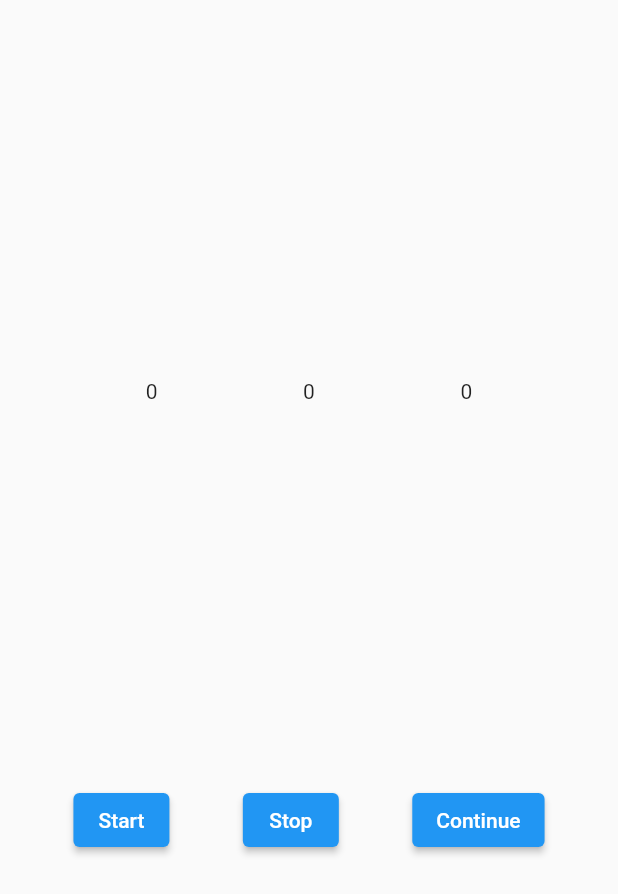
After one commit to pankajkcodes/FlutterProvider, a Flutter app: the screen it shows after launch, after a tap on "Timer", on a phone screen of 412 x 824 dp. The commit adds this screen. Shown: the top 894 px of the screen. Run offline on Flutter 3.47's test engine with Material 2 defaults, Android fonts, the phone set to English and light mode, and no system bars.

Commit message:
Timer Added

```diff
--- /dev/null
+++ b/lib/providers/timer_provider.dart
@@ -0,0 +1,78 @@
+import 'dart:async';
+
+import 'package:flutter/foundation.dart';
+
+class TimerProvider with ChangeNotifier {
+  late Timer _timer;
+  int _hour = 0;
+  int _minute = 0;
+  int _seconds = 0;
+  bool _startEnable = true;
+  bool _stopEnable = false;
+  bool _continueEnable = false;
+
+  int get hour => _hour;
+
+  int get minute => _minute;
+
+  int get seconds => _seconds;
+
+  bool get startEnable => _startEnable;
+
+  bool get stopEnable => _stopEnable;
+
+  bool get continueEnable => _continueEnable;
+
+  void startTimer() {
+    _hour = 0;
+    _minute = 0;
+    _seconds = 0;
+    _startEnable = false;
+    _stopEnable = true;
+    _continueEnable = false;
+    _timer = Timer.periodic(const Duration(seconds: 1), (timer) {
+      if (_seconds < 59) {
+        _seconds++;
+      } else if (_seconds == 59) {
+        _seconds = 0;
+        if (_minute == 59) {}
+        _hour++;
+        _minute = 0;
+      } else {
+        _minute++;
+      }
+
+      notifyListeners();
+    }); // Timer.periodic
+  }
+
+  void stopTimer() {
+    if (_startEnable == false) {
+      _startEnable = true;
+      _continueEnable = true;
+      _stopEnable = false;
+      _timer.cancel();
+    }
+      notifyListeners();
+
+  }
+
+  void continueTimer() {
+
+    _startEnable = false;
+    _stopEnable = true;
+    _continueEnable = false;
+    _timer = Timer.periodic(const Duration(seconds: 1), (timer) {
+      if (seconds < 59) {
+        _seconds++;
+      } else if (seconds == 59) {
+        _seconds = 0;
+        if (_minute == 59) {}
+        _hour++;
+        _minute = 0;
+      } else {}
+      _minute++;
+      notifyListeners();
+    }); // Timer.periodic
+  }
+}
--- a/lib/ui/home_screen.dart
+++ b/lib/ui/home_screen.dart
@@ -1,5 +1,6 @@
 import 'package:flutter/material.dart';
 import 'package:flutterprovider/providers/home_screen_provider.dart';
+import 'package:flutterprovider/ui/timer_screen.dart';
 import 'package:provider/provider.dart';
 
 class HomeScreen extends StatefulWidget {
@@ -21,7 +22,8 @@ class _HomeScreenState extends State<HomeScreen> {
             child: Consumer<HomeScreenProvider>(
                 builder: (context, provider, child) {
               return Column(
-                  crossAxisAlignment: CrossAxisAlignment.start,
+                  crossAxisAlignment: CrossAxisAlignment.center,
+                  mainAxisAlignment: MainAxisAlignment.center,
                   children: [
                     Text(provider.eligibleMessage.toString(),
                         style: TextStyle(
@@ -36,6 +38,17 @@ class _HomeScreenState extends State<HomeScreen> {
                       onChanged: (val) {
                         provider.checkEligibility(int.parse(val));
                       },
+                    ),
+                    Padding(
+                      padding: const EdgeInsets.all(21),
+                      child: ElevatedButton(
+                          onPressed: () {
+                            Navigator.push(
+                                context,
+                                MaterialPageRoute(
+                                    builder: (context) => const TimerScreen()));
+                          },
+                          child: const Text("Timer")),
                     )
                   ]);
             }),
--- /dev/null
+++ b/lib/ui/timer_screen.dart
@@ -0,0 +1,60 @@
+import 'package:flutter/material.dart';
+import 'package:flutterprovider/providers/timer_provider.dart';
+import 'package:provider/provider.dart';
+
+class TimerScreen extends StatefulWidget {
+  const TimerScreen({Key? key}) : super(key: key);
+
+  @override
+  State<TimerScreen> createState() => _TimerScreenState();
+}
+
+class _TimerScreenState extends State<TimerScreen> {
+
+  @override
+  Widget build(BuildContext context) {
+    return Scaffold(
+        body: SafeArea(
+            child: ChangeNotifierProvider<TimerProvider>(
+      create: (context) => TimerProvider(),
+      child: Consumer<TimerProvider>(
+        builder: (context, timer, widget) {
+          return Column(
+            mainAxisAlignment: MainAxisAlignment.spaceEvenly,
+            crossAxisAlignment: CrossAxisAlignment.center,
+            children: [
+              Row(
+                mainAxisAlignment: MainAxisAlignment.spaceEvenly,
+                children: [
+                  Text('${timer.hour}'),
+                  Text('${timer.minute}'),
+                  Text('${timer.seconds}'),
+                ],
+              ),
+              Row(
+                mainAxisAlignment: MainAxisAlignment.spaceEvenly,
+                children: [
+                  (timer.startEnable)
+                      ? ElevatedButton(
+                          onPressed: timer.startTimer, child: const Text('Start'))
+                      : ElevatedButton(
+                          onPressed: () {}, child: const Text('Start')),
+                  (timer.stopEnable)
+                      ? ElevatedButton(
+                          onPressed: timer.stopTimer, child: const Text('Stop'))
+                      : ElevatedButton(
+                          onPressed: () {}, child: const Text('Stop')),
+                  (timer.continueEnable)
+                      ? ElevatedButton(
+                          onPressed: timer.continueTimer, child: const Text('Continue'))
+                      : ElevatedButton(
+                          onPressed: () {}, child: const Text('Continue')),
+                ],
+              ),
+            ],
+          );
+        },
+      ),
+    )));
+  }
+}
```
